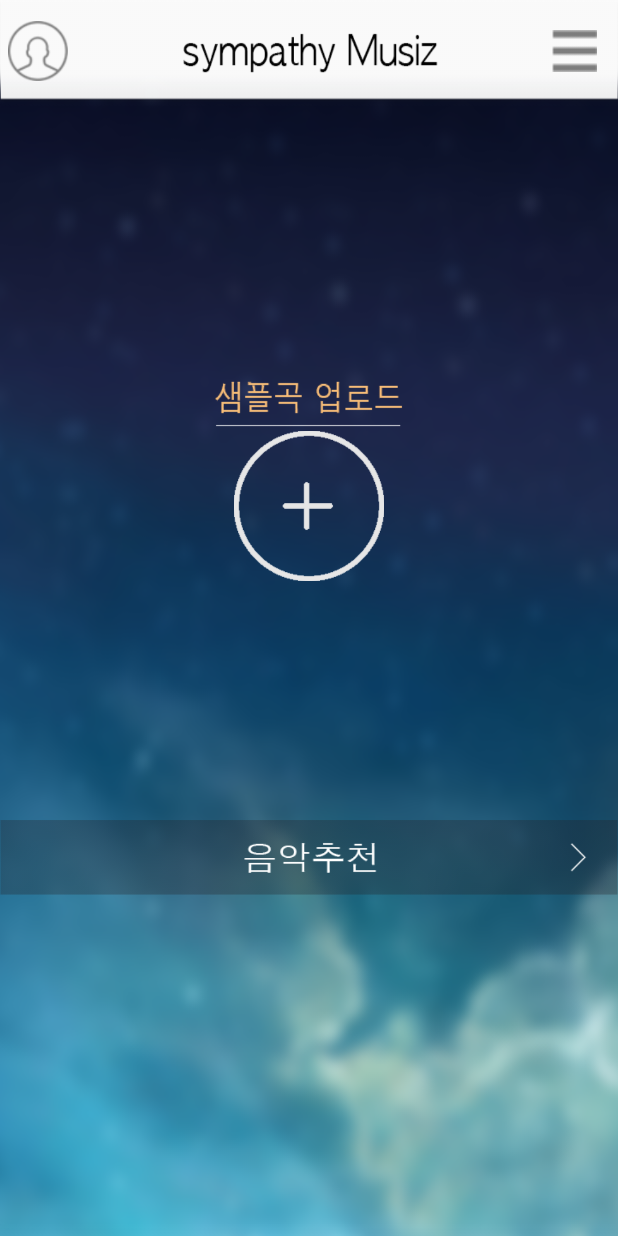
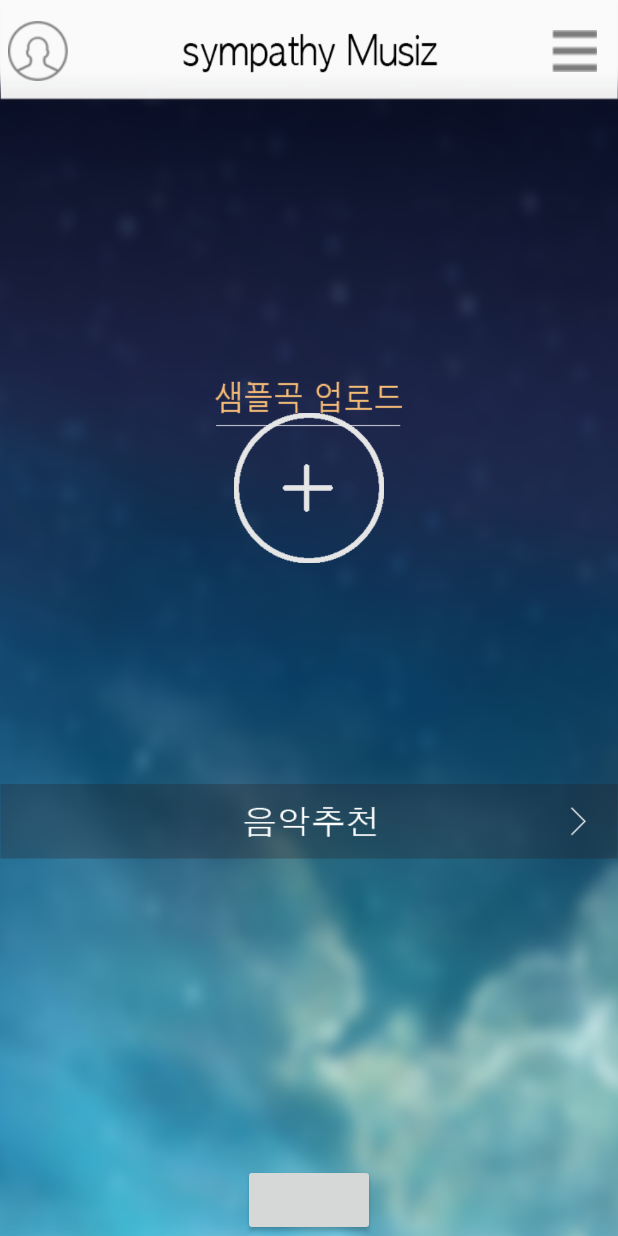
Before and after one commit to MobileCloudClass2015/SympathyMusic, an Android app: the layout activity_mode.xml on its own in the app's theme, with its tools: preview values and no code run, on a phone screen of 412 x 824 dp. Run offline under Robolectric (Android 15) with nearby library versions, the phone set to English and light mode, and no system bars.

Commit message:
Id name modifiy

```diff
--- a/SympathyMusiz/app/src/main/res/layout/activity_mode.xml
+++ b/SympathyMusiz/app/src/main/res/layout/activity_mode.xml
@@ -53,6 +53,7 @@
             android:layout_weight="1">
 
             <ImageButton
+                android:id="@+id/upload"
                 android:layout_width="100dp"
                 android:layout_height="100dp"
                 android:layout_marginTop="80dp"
@@ -65,11 +66,17 @@
             android:layout_weight="1">
 
             <ImageButton
+                android:id="@+id/recomd"
                 android:layout_width="wrap_content"
                 android:layout_height="50dp"
                 android:layout_marginTop="100dp"
                 android:background="@drawable/btn_recomd"/>
         </LinearLayout>
+        <Button
+            android:layout_width="wrap_content"
+            android:layout_height="wrap_content"
+            android:layout_gravity="center"
+            android:id="@+id/videobtn"/>
     </LinearLayout>
 
 
```
Also changed, not shown: SympathyMusiz/app/src/main/java/kookmin/cs/sympathymusiz/MainFragment.java (+0 -12 lines).
